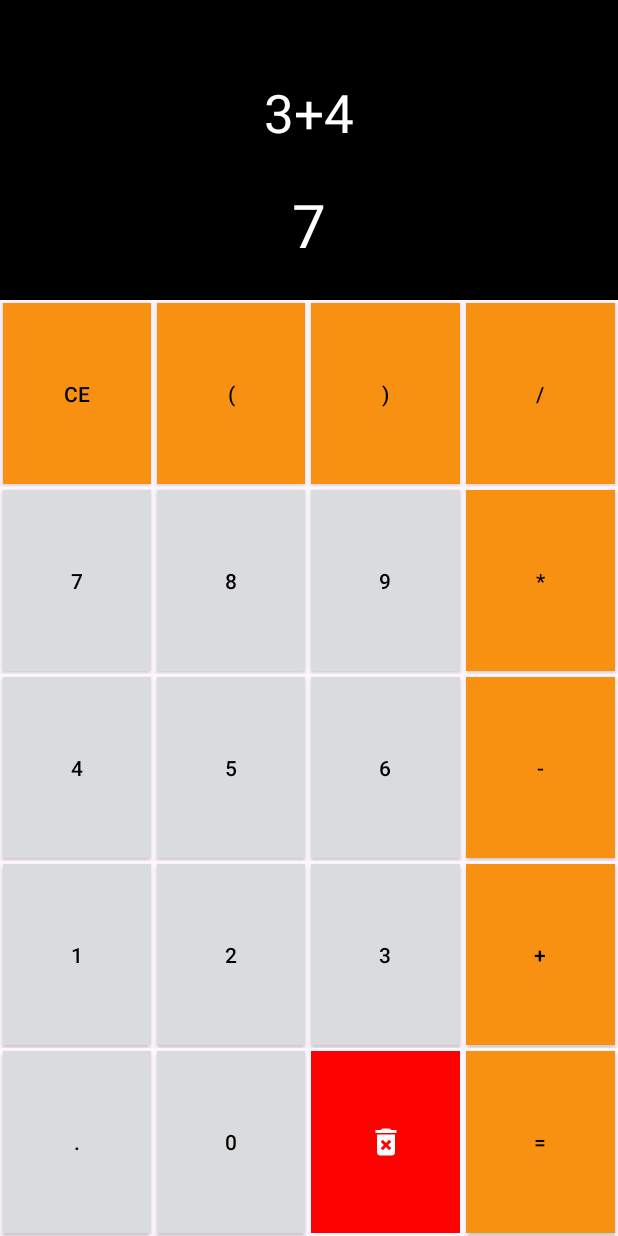
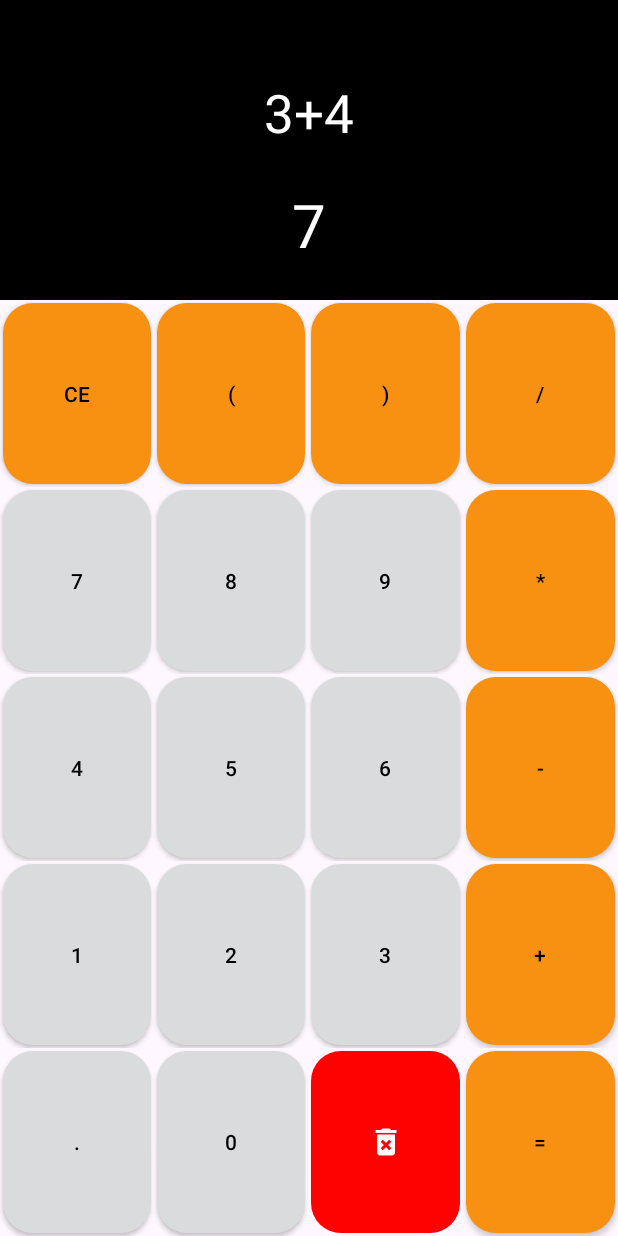
Before and after one commit to devgalassini/calculadoraApp, an Android app: the layout activity_main.xml on its own in the app's theme, with its tools: preview values and no code run, on a phone screen of 412 x 824 dp. Run offline under Robolectric (Android 15) with nearby library versions, the phone set to English and light mode, and no system bars.

Commit message:
Refectory: Melhorias

```diff
--- /dev/null
+++ b/app/src/main/res/drawable/gray_rounded_button.xml
@@ -0,0 +1,5 @@
+<shape xmlns:android="http://schemas.android.com/apk/res/android"
+    android:shape="rectangle">
+    <corners android:radius="20dp" />
+    <solid android:color="#DADBDD" />
+</shape>
--- /dev/null
+++ b/app/src/main/res/drawable/orange_rounded_button.xml
@@ -0,0 +1,5 @@
+<shape xmlns:android="http://schemas.android.com/apk/res/android"
+    android:shape="rectangle">
+    <corners android:radius="20dp" />
+    <solid android:color="#F89111" />
+</shape>
--- /dev/null
+++ b/app/src/main/res/drawable/red_rounded_button.xml
@@ -0,0 +1,5 @@
+<shape xmlns:android="http://schemas.android.com/apk/res/android"
+    android:shape="rectangle">
+    <corners android:radius="20dp" />
+    <solid android:color="@color/vermelho" />
+</shape>
--- /dev/null
+++ b/app/src/main/res/drawable/rounded_corner.xml
@@ -0,0 +1,7 @@
+<shape xmlns:android="http://schemas.android.com/apk/res/android"
+    android:shape="oval">
+    <corners android:radius="20dp" />
+    <stroke
+        android:width="20dp"
+    android:color="@android:color/transparent" />
+</shape>
--- a/app/src/main/res/layout/activity_main.xml
+++ b/app/src/main/res/layout/activity_main.xml
@@ -14,6 +14,8 @@
         android:layout_width="match_parent"
         android:layout_height="200dp"
         android:background="@color/black"
+        android:tint="@android:color/black"
+        android:tintMode="multiply"
         >
 
 
@@ -62,8 +64,8 @@
             <androidx.appcompat.widget.AppCompatButton
                 android:id="@+id/ce"
                 android:text="CE"
-                android:background="@color/laranja"
                 android:textColor="@color/black"
+                android:background="@drawable/orange_rounded_button"
                 android:layout_margin="2dp"
                 android:layout_width="0dp"
                 android:layout_weight="1"
@@ -73,8 +75,8 @@
             <androidx.appcompat.widget.AppCompatButton
                 android:id="@+id/parentese_abrindo"
                 android:text="("
-                android:background="@color/laranja"
                 android:textColor="@color/black"
+                android:background="@drawable/orange_rounded_button"
                 android:layout_margin="2dp"
                 android:layout_width="0dp"
                 android:layout_weight="1"
@@ -84,8 +86,8 @@
             <androidx.appcompat.widget.AppCompatButton
                 android:id="@+id/parentese_fechando"
                 android:text=")"
-                android:background="@color/laranja"
                 android:textColor="@color/black"
+                android:background="@drawable/orange_rounded_button"
                 android:layout_margin="2dp"
                 android:layout_width="0dp"
                 android:layout_weight="1"
@@ -95,8 +97,8 @@
             <androidx.appcompat.widget.AppCompatButton
                 android:id="@+id/divisao"
                 android:text="/"
-                android:background="@color/laranja"
                 android:textColor="@color/black"
+                android:background="@drawable/orange_rounded_button"
                 android:layout_margin="2dp"
                 android:layout_width="0dp"
                 android:layout_weight="1"
@@ -112,8 +114,8 @@
             <androidx.appcompat.widget.AppCompatButton
                 android:id="@+id/sete"
                 android:text="7"
-                android:background="@color/cinza_claro"
                 android:textColor="@color/black"
+                android:background="@drawable/gray_rounded_button"
                 android:layout_margin="2dp"
                 android:layout_width="0dp"
                 android:layout_weight="1"
@@ -123,8 +125,8 @@
             <androidx.appcompat.widget.AppCompatButton
                 android:id="@+id/oito"
                 android:text="8"
-                android:background="@color/cinza_claro"
                 android:textColor="@color/black"
+                android:background="@drawable/gray_rounded_button"
                 android:layout_margin="2dp"
                 android:layout_width="0dp"
                 android:layout_weight="1"
@@ -134,8 +136,8 @@
             <androidx.appcompat.widget.AppCompatButton
                 android:id="@+id/nove"
                 android:text="9"
-                android:background="@color/cinza_claro"
                 android:textColor="@color/black"
+                android:background="@drawable/gray_rounded_button"
                 android:layout_margin="2dp"
                 android:layout_width="0dp"
                 android:layout_weight="1"
@@ -145,8 +147,8 @@
             <androidx.appcompat.widget.AppCompatButton
                 android:id="@+id/multiplicacao"
                 android:text="*"
-                android:background="@color/laranja"
                 android:textColor="@color/black"
+                android:background="@drawable/orange_rounded_button"
                 android:layout_margin="2dp"
                 android:layout_width="0dp"
                 android:layout_weight="1"
@@ -162,8 +164,8 @@
             <androidx.appcompat.widget.AppCompatButton
                 android:id="@+id/quatro"
                 android:text="4"
-                android:background="@color/cinza_claro"
                 android:textColor="@color/black"
+                android:background="@drawable/gray_rounded_button"
                 android:layout_margin="2dp"
                 android:layout_width="0dp"
                 android:layout_weight="1"
@@ -173,8 +175,8 @@
             <androidx.appcompat.widget.AppCompatButton
                 android:id="@+id/cinco"
                 android:text="5"
-                android:background="@color/cinza_claro"
                 android:textColor="@color/black"
+                android:background="@drawable/gray_rounded_button"
                 android:layout_margin="2dp"
                 android:layout_width="0dp"
                 android:layout_weight="1"
@@ -184,8 +186,8 @@
             <androidx.appcompat.widget.AppCompatButton
                 android:id="@+id/seis"
                 android:text="6"
-                android:background="@color/cinza_claro"
                 android:textColor="@color/black"
+                android:background="@drawable/gray_rounded_button"
                 android:layout_margin="2dp"
                 android:layout_width="0dp"
                 android:layout_weight="1"
@@ -195,8 +197,8 @@
             <androidx.appcompat.widget.AppCompatButton
                 android:id="@+id/subtracao"
                 android:text="-"
-                android:background="@color/laranja"
                 android:textColor="@color/black"
+                android:background="@drawable/orange_rounded_button"
                 android:layout_margin="2dp"
                 android:layout_width="0dp"
                 android:layout_weight="1"
@@ -212,8 +214,8 @@
             <androidx.appcompat.widget.AppCompatButton
                 android:id="@+id/um"
                 android:text="1"
-                android:background="@color/cinza_claro"
                 android:textColor="@color/black"
+                android:background="@drawable/gray_rounded_button"
                 android:layout_margin="2dp"
                 android:layout_width="0dp"
                 android:layout_weight="1"
@@ -223,8 +225,8 @@
             <androidx.appcompat.widget.AppCompatButton
                 android:id="@+id/dois"
                 android:text="2"
-                android:background="@color/cinza_claro"
                 android:textColor="@color/black"
+                android:background="@drawable/gray_rounded_button"
                 android:layout_margin="2dp"
                 android:layout_width="0dp"
                 android:layout_weight="1"
@@ -234,8 +236,8 @@
             <androidx.appcompat.widget.AppCompatButton
                 android:id="@+id/tres"
                 android:text="3"
-                android:background="@color/cinza_claro"
                 android:textColor="@color/black"
+                android:background="@drawable/gray_rounded_button"
                 android:layout_margin="2dp"
                 android:layout_width="0dp"
                 android:layout_weight="1"
@@ -245,8 +247,8 @@
             <androidx.appcompat.widget.AppCompatButton
                 android:id="@+id/soma"
                 android:text="+"
-                android:background="@color/laranja"
                 android:textColor="@color/black"
+                android:background="@drawable/orange_rounded_button"
                 android:layout_margin="2dp"
                 android:layout_width="0dp"
                 android:layout_weight="1"
@@ -262,8 +264,8 @@
             <androidx.appcompat.widget.AppCompatButton
                 android:id="@+id/ponto"
                 android:text="."
-                android:background="@color/cinza_claro"
                 android:textColor="@color/black"
+                android:background="@drawable/gray_rounded_button"
                 android:layout_margin="2dp"
                 android:layout_width="0dp"
                 android:layout_weight="1"
@@ -273,8 +275,8 @@
             <androidx.appcompat.widget.AppCompatButton
                 android:id="@+id/zero"
                 android:text="0"
-                android:background="@color/cinza_claro"
                 android:textColor="@color/black"
+                android:background="@drawable/gray_rounded_button"
                 android:layout_margin="2dp"
                 android:layout_width="0dp"
                 android:layout_weight="1"
@@ -284,18 +286,19 @@
             <ImageButton
                 android:id="@+id/apagar"
                 android:src="@drawable/ic_delete_24"
-                android:background="@color/vermelho"
+                android:background="@drawable/red_rounded_button"
                 android:layout_margin="2dp"
                 android:layout_width="0dp"
                 android:layout_weight="1"
                 android:layout_height="match_parent"
                 />
 
+
             <androidx.appcompat.widget.AppCompatButton
                 android:id="@+id/igual"
                 android:text="="
-                android:background="@color/laranja"
                 android:textColor="@color/black"
+                android:background="@drawable/orange_rounded_button"
                 android:layout_margin="2dp"
                 android:layout_width="0dp"
                 android:layout_weight="1"
```
